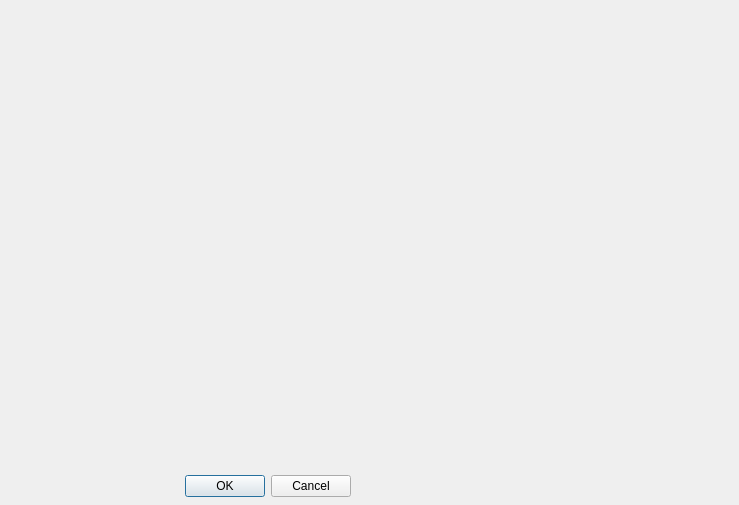
Old version of the form maxdoas/tfrmtempctrl.ui in the repository pioupus/maxdoas_app.
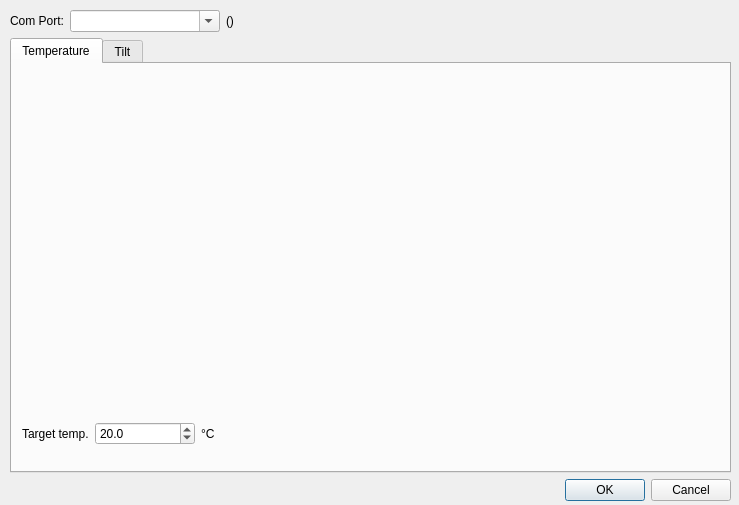
New version of the form.

Commit message: -first adaptation of config GUI

Diff of the .ui file:
```diff
--- a/maxdoas/tfrmtempctrl.ui
+++ b/maxdoas/tfrmtempctrl.ui
@@ -13,32 +13,170 @@
   <property name="windowTitle">
    <string>Dialog</string>
   </property>
-  <widget class="QDialogButtonBox" name="buttonBox">
-   <property name="geometry">
-    <rect>
-     <x>10</x>
-     <y>470</y>
-     <width>341</width>
-     <height>32</height>
-    </rect>
-   </property>
-   <property name="orientation">
-    <enum>Qt::Horizontal</enum>
-   </property>
-   <property name="standardButtons">
-    <set>QDialogButtonBox::Cancel|QDialogButtonBox::Ok</set>
-   </property>
-  </widget>
-  <widget class="QWidget" name="horizontalLayoutWidget">
+  <widget class="QWidget" name="verticalLayoutWidget_2">
    <property name="geometry">
     <rect>
      <x>10</x>
      <y>10</y>
      <width>721</width>
-     <height>431</height>
+     <height>491</height>
     </rect>
    </property>
-   <layout class="QHBoxLayout" name="hbox"/>
+   <layout class="QVBoxLayout" name="verticalLayout_2">
+    <item>
+     <layout class="QHBoxLayout" name="horizontalLayout_2">
+      <item>
+       <widget class="QLabel" name="label_3">
+        <property name="text">
+         <string>Com Port:</string>
+        </property>
+       </widget>
+      </item>
+      <item>
+       <widget class="QComboBox" name="cbCOMPort">
+        <property name="minimumSize">
+         <size>
+          <width>150</width>
+          <height>0</height>
+         </size>
+        </property>
+        <property name="editable">
+         <bool>true</bool>
+        </property>
+       </widget>
+      </item>
+      <item>
+       <widget class="QLabel" name="lblFixedName">
+        <property name="text">
+         <string>()</string>
+        </property>
+       </widget>
+      </item>
+      <item>
+       <spacer name="horizontalSpacer_2">
+        <property name="orientation">
+         <enum>Qt::Horizontal</enum>
+        </property>
+        <property name="sizeHint" stdset="0">
+         <size>
+          <width>40</width>
+          <height>20</height>
+         </size>
+        </property>
+       </spacer>
+      </item>
+     </layout>
+    </item>
+    <item>
+     <widget class="QTabWidget" name="tabWidget">
+      <property name="currentIndex">
+       <number>0</number>
+      </property>
+      <widget class="QWidget" name="tab">
+       <attribute name="title">
+        <string>Temperature</string>
+       </attribute>
+       <widget class="QWidget" name="verticalLayoutWidget">
+        <property name="geometry">
+         <rect>
+          <x>10</x>
+          <y>10</y>
+          <width>681</width>
+          <height>371</height>
+         </rect>
+        </property>
+        <layout class="QVBoxLayout" name="verticalLayout">
+         <item>
+          <layout class="QHBoxLayout" name="hbox">
+           <item>
+            <spacer name="verticalSpacer">
+             <property name="orientation">
+              <enum>Qt::Vertical</enum>
+             </property>
+             <property name="sizeHint" stdset="0">
+              <size>
+               <width>20</width>
+               <height>40</height>
+              </size>
+             </property>
+            </spacer>
+           </item>
+          </layout>
+         </item>
+         <item>
+          <layout class="QHBoxLayout" name="horizontalLayout">
+           <item>
+            <widget class="QLabel" name="label">
+             <property name="text">
+              <string>Target temp.</string>
+             </property>
+            </widget>
+           </item>
+           <item>
+            <widget class="QDoubleSpinBox" name="sbTargetTemp">
+             <property name="minimumSize">
+              <size>
+               <width>100</width>
+               <height>0</height>
+              </size>
+             </property>
+             <property name="decimals">
+              <number>1</number>
+             </property>
+             <property name="minimum">
+              <double>-50.000000000000000</double>
+             </property>
+             <property name="singleStep">
+              <double>0.500000000000000</double>
+             </property>
+             <property name="value">
+              <double>20.000000000000000</double>
+             </property>
+            </widget>
+           </item>
+           <item>
+            <widget class="QLabel" name="label_2">
+             <property name="text">
+              <string>°C</string>
+             </property>
+            </widget>
+           </item>
+           <item>
+            <spacer name="horizontalSpacer">
+             <property name="orientation">
+              <enum>Qt::Horizontal</enum>
+             </property>
+             <property name="sizeHint" stdset="0">
+              <size>
+               <width>40</width>
+               <height>20</height>
+              </size>
+             </property>
+            </spacer>
+           </item>
+          </layout>
+         </item>
+        </layout>
+       </widget>
+      </widget>
+      <widget class="QWidget" name="tab_2">
+       <attribute name="title">
+        <string>Tilt</string>
+       </attribute>
+      </widget>
+     </widget>
+    </item>
+    <item>
+     <widget class="QDialogButtonBox" name="buttonBox">
+      <property name="orientation">
+       <enum>Qt::Horizontal</enum>
+      </property>
+      <property name="standardButtons">
+       <set>QDialogButtonBox::Cancel|QDialogButtonBox::Ok</set>
+      </property>
+     </widget>
+    </item>
+   </layout>
   </widget>
  </widget>
  <resources/>
```
The commit also changes 4 other files.
